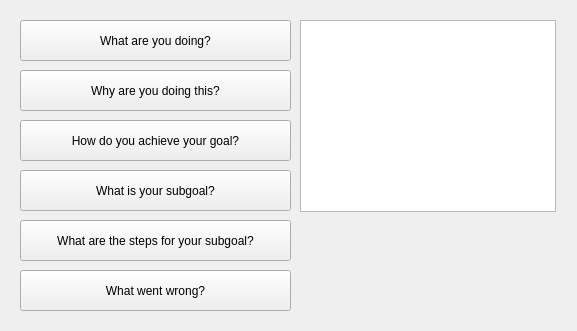
This is rqt_explain_bt/resource/ExplainBTPlugin.ui in tammerb/robot-explanation-BTs as Qt 5 draws it before an edit. The edited form follows.
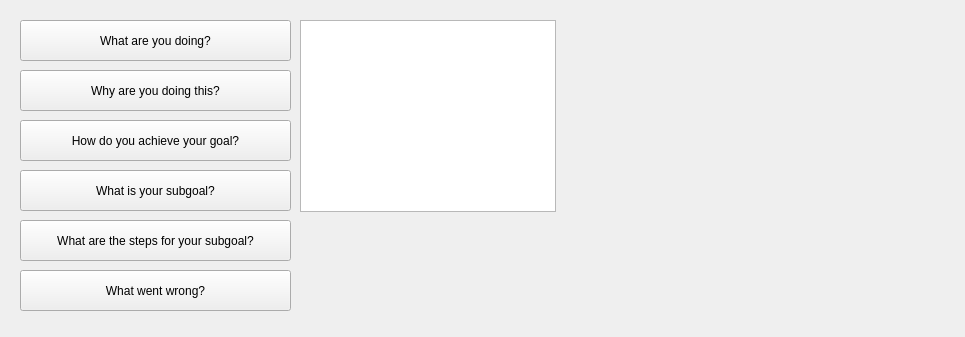
This is the edited form.

Commit message: Added image label for realsense video feed

What changed in the file:
```diff
--- a/rqt_explain_bt/resource/ExplainBTPlugin.ui
+++ b/rqt_explain_bt/resource/ExplainBTPlugin.ui
@@ -6,8 +6,8 @@
    <rect>
     <x>0</x>
     <y>0</y>
-    <width>577</width>
-    <height>331</height>
+    <width>965</width>
+    <height>337</height>
    </rect>
   </property>
   <property name="windowTitle">
@@ -101,6 +101,19 @@
     <string>What went wrong?</string>
    </property>
   </widget>
+  <widget class="QLabel" name="video_label">
+   <property name="geometry">
+    <rect>
+     <x>580</x>
+     <y>20</y>
+     <width>331</width>
+     <height>301</height>
+    </rect>
+   </property>
+   <property name="text">
+    <string/>
+   </property>
+  </widget>
  </widget>
  <resources/>
  <connections/>
```
